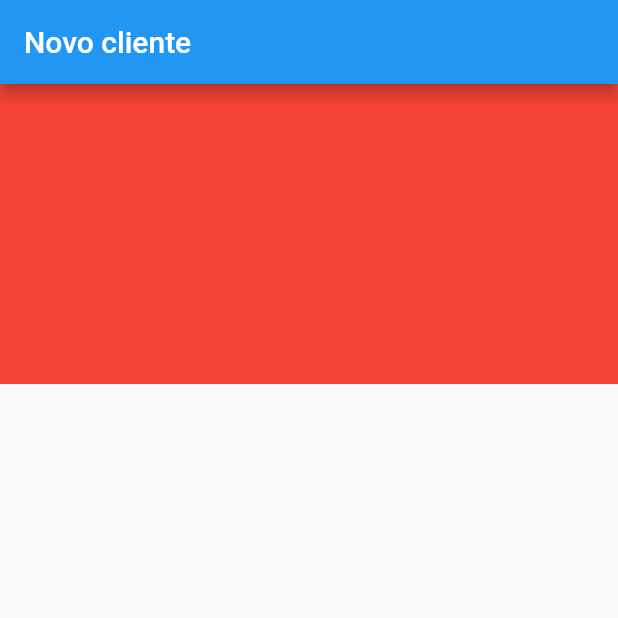
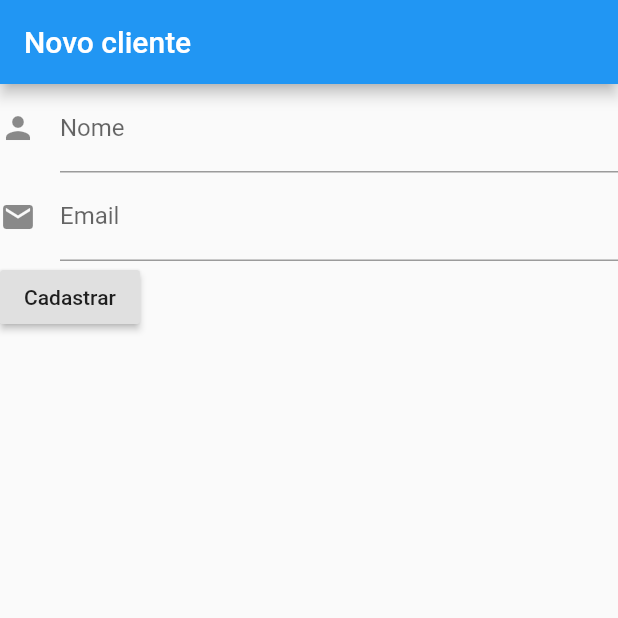
Before and after one commit to LegionTesta/grafis_test_app, a Flutter app: the screen it shows after launch, on a phone screen of 412 x 824 dp, the top half of it. Run offline on Flutter 3.47's test engine with Material 2 defaults, Android fonts, the phone set to English and light mode, and no system bars; our stand-ins replace bloc, flutter_bloc; generated files the repository leaves out were written again.

Commit message:
client_register_screen done. Falta polir a response do servidor (quando nao cadastra por conta de email repetido, na tela mostra que cadastrou).

```diff
--- a/lib/bloc/client/client_register_bloc.dart
+++ b/lib/bloc/client/client_register_bloc.dart
@@ -14,13 +14,14 @@ class ClientRegisterBloc extends Bloc<ClientRegisterBlocEvent, ClientRegisterBlo
     if(event is RegisterClient){
       try{
         yield RegisteringClient();
-        //await clientService.add(client: event.client);
-        await clientService.get();
+        await clientService.add(client: event.client);
         yield ClientRegistered();
+        yield InitialClientRegisterBlocState();
       } catch(e, s){
         print("Exception: $e\n");
         print("Stack: $s\n");
         yield ClientNotRegistered();
+        yield InitialClientRegisterBlocState();
       }
     }
   }
--- a/lib/ui/client/client_register_screen.dart
+++ b/lib/ui/client/client_register_screen.dart
@@ -1,5 +1,6 @@
 
 
+import 'package:flutter/cupertino.dart';
 import 'package:flutter/material.dart';
 import 'package:flutter_bloc/flutter_bloc.dart';
 import 'package:grafis_test_app/bloc/client/client_register_bloc.dart';
@@ -14,9 +15,66 @@ class _ClientRegisterScreenState extends State<ClientRegisterScreen> {
 
   ClientRegisterBloc _clientRegisterBloc;
 
+  final _formKey = GlobalKey<FormState>();
+
+  TextEditingController nameController = TextEditingController();
+  TextEditingController emailController = TextEditingController();
+
   @override
   void initState() {
     _clientRegisterBloc = ClientRegisterBloc();
+    _clientRegisterBloc.listen((state) {
+      if(state is RegisteringClient){
+        showDialog(
+          context: context,
+          builder: (BuildContext context){
+            return AlertDialog(
+              content: Text("Carregando..."),
+            );
+          }
+        );
+      }
+      if(state is ClientRegistered){
+        Navigator.pop(context);
+        showDialog(
+            context: context,
+            builder: (BuildContext context){
+              return AlertDialog(
+                content: Text("O cliente foi registrado!"),
+                actions: <Widget>[
+                  FlatButton(
+                    child: Text("Ok"),
+                    onPressed: (){
+                      Navigator.pop(context);
+                    },
+                  )
+                ],
+              );
+            }
+        );
+        nameController.text = "";
+        emailController.text = "";
+      }
+      if(state is ClientNotRegistered){
+        Navigator.pop(context);
+        showDialog(
+            context: context,
+            builder: (BuildContext context){
+              return AlertDialog(
+                content: Text("O cliente não foi registrado!"),
+                actions: <Widget>[
+                  FlatButton(
+                    child: Text("Ok"),
+                    onPressed: (){
+                      Navigator.pop(context);
+                    },
+                  )
+                ],
+              );
+            }
+        );
+      }
+    });
     super.initState();
   }
 
@@ -34,15 +92,6 @@ class _ClientRegisterScreenState extends State<ClientRegisterScreen> {
               if(state is InitialClientRegisterBlocState){
                 return buildRegisterClientForm(context);
               }
-              if(state is RegisteringClient){
-                return buildAwaitingResponse(context);
-              }
-              if(state is ClientRegistered){
-                return buildRegisterClientForm(context);
-              }
-              if(state is ClientNotRegistered){
-                return buildRegisterClientForm(context);
-              }
               return Container();
             }
           ),
@@ -54,12 +103,56 @@ class _ClientRegisterScreenState extends State<ClientRegisterScreen> {
   Widget buildRegisterClientForm(BuildContext context){
 
     return Container(
-      height: 200,
-      decoration: BoxDecoration(
-        color: Colors.red
-      ),
-      child: GestureDetector(
-        onTap: onTap,
+      child: Form(
+        key: _formKey,
+        child: Column(
+          crossAxisAlignment: CrossAxisAlignment.start,
+          children: <Widget>[
+            Container(
+              child: TextFormField(
+                controller: nameController,
+                decoration: InputDecoration(
+                  icon: Icon(Icons.person),
+                  hintText: "Insira o nome do cliente",
+                  labelText: "Nome"
+                ),
+                validator: (value){
+                  if(value.isEmpty)
+                    return "O campo Nome não pode estar vazio";
+                  return null;
+                },
+              ),
+            ),
+            Container(
+              child: TextFormField(
+                controller: emailController,
+                decoration: InputDecoration(
+                    icon: Icon(Icons.email),
+                    hintText: "Insira o email do cliente",
+                    labelText: "Email"
+                ),
+                validator: (value){
+                  if(value.isEmpty)
+                    return "O campo Email não pode estar vazio";
+                  return null;
+                },
+              ),
+            ),
+            Container(
+              child: RaisedButton(
+                onPressed: (){
+                  if(_formKey.currentState.validate()){
+                    _clientRegisterBloc.add(RegisterClient(client: Client(
+                      name: nameController.text,
+                      email: emailController.text
+                    )));
+                  }
+                },
+                child: Text("Cadastrar"),
+              ),
+            ),
+          ],
+        ),
       ),
     );
   }
@@ -69,15 +162,11 @@ class _ClientRegisterScreenState extends State<ClientRegisterScreen> {
   }
 
   Widget buildClientRegistered(BuildContext context){
-    return Text("foi");
+
   }
 
   Widget buildClientNotRegistered(BuildContext context){
     return Text("nao foi");
   }
 
-  void onTap(){
-    Client client = Client(name: "Teste", email: "te1st1e@email.com");
-    _clientRegisterBloc.add(RegisterClient(client: client));
-  }
 }
```
